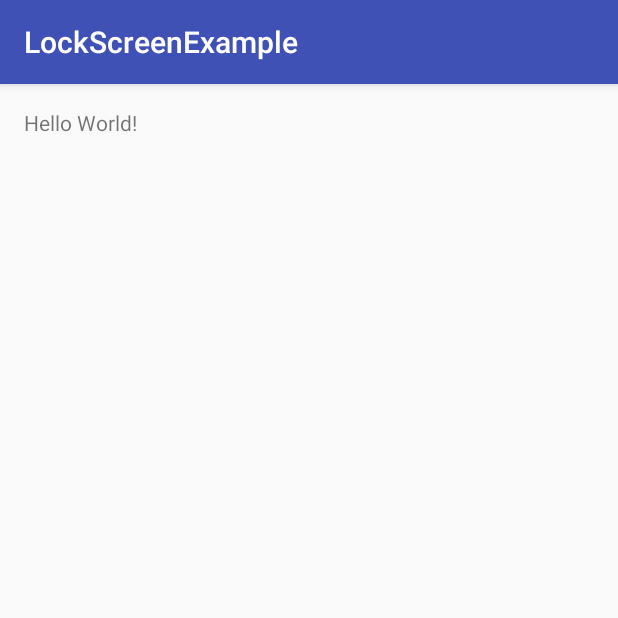
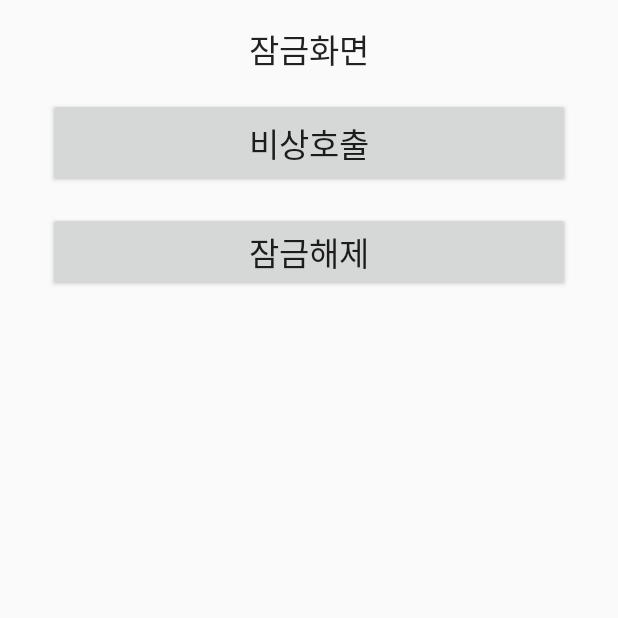
Before and after one commit to berryzed/LockScreenExample, an Android app: the screen it shows after launch (MainActivity), on a phone screen of 412 x 824 dp, the top half of it. Run offline under Robolectric (Android 15) with nearby library versions, the phone set to English and light mode, and no system bars.

```diff
--- a/app/src/main/java/kr/co/userinsight/lockscreenexample/MainActivity.java
+++ b/app/src/main/java/kr/co/userinsight/lockscreenexample/MainActivity.java
@@ -1,13 +1,47 @@
 package kr.co.userinsight.lockscreenexample;
 
+import android.content.Intent;
+import android.os.Bundle;
 import android.support.v7.app.AppCompatActivity;
-import android.os.Bundle;
+import android.view.View;
+import android.widget.Toast;
+
+import static android.view.WindowManager.LayoutParams.FLAG_DISMISS_KEYGUARD;
+import static android.view.WindowManager.LayoutParams.FLAG_SHOW_WHEN_LOCKED;
+
+/**
+ * android.intent.action.SCREEN_ON, SCREEN_OFF의 경우
+ * Manifest에서는 적용이 안되서 수동으로 등록해줘야 한다.
+ */
 
 public class MainActivity extends AppCompatActivity {
+    private final String TAG = getClass().getSimpleName();
+
+
 
     @Override
     protected void onCreate(Bundle savedInstanceState) {
         super.onCreate(savedInstanceState);
         setContentView(R.layout.activity_main);
+
+        getWindow().addFlags(FLAG_DISMISS_KEYGUARD);
+        getWindow().addFlags(FLAG_SHOW_WHEN_LOCKED);
+
+        startService(new Intent(this, LockScreenService.class));
+    }
+
+    @Override
+    public void onBackPressed() {
+        // 뒤로가기 방지
+        return;
+    }
+
+    public void onEmergencyClick(View view) {
+        Toast.makeText(this, "비상호출이 되었습니다!", Toast.LENGTH_SHORT).show();
+    }
+
+    public void onUnlockClick(View view) {
+//        finish();
+        android.os.Process.killProcess(android.os.Process.myPid());
     }
 }
--- a/app/src/main/res/layout/activity_main.xml
+++ b/app/src/main/res/layout/activity_main.xml
@@ -1,18 +1,37 @@
 <?xml version="1.0" encoding="utf-8"?>
-<RelativeLayout
+<LinearLayout
     xmlns:android="http://schemas.android.com/apk/res/android"
     xmlns:tools="http://schemas.android.com/tools"
-    android:id="@+id/activity_main"
     android:layout_width="match_parent"
     android:layout_height="match_parent"
-    android:paddingBottom="@dimen/activity_vertical_margin"
-    android:paddingLeft="@dimen/activity_horizontal_margin"
-    android:paddingRight="@dimen/activity_horizontal_margin"
-    android:paddingTop="@dimen/activity_vertical_margin"
+    android:orientation="vertical"
+    android:padding="@dimen/activity_vertical_margin"
     tools:context="kr.co.userinsight.lockscreenexample.MainActivity">
 
     <TextView
-        android:layout_width="wrap_content"
+        android:layout_width="match_parent"
         android:layout_height="wrap_content"
-        android:text="Hello World!"/>
-</RelativeLayout>
+        android:gravity="center_horizontal"
+        android:text="잠금화면"
+        android:textAppearance="@style/TextAppearance.AppCompat.Large"/>
+
+    <Button
+        android:layout_width="match_parent"
+        android:layout_height="60dp"
+        android:layout_marginEnd="@dimen/activity_vertical_margin"
+        android:layout_marginStart="@dimen/activity_vertical_margin"
+        android:layout_marginTop="@dimen/activity_vertical_margin"
+        android:onClick="onEmergencyClick"
+        android:text="비상호출"
+        android:textAppearance="@style/TextAppearance.AppCompat.Large"/>
+
+    <Button
+        android:layout_width="match_parent"
+        android:layout_height="wrap_content"
+        android:layout_marginEnd="@dimen/activity_vertical_margin"
+        android:layout_marginStart="@dimen/activity_vertical_margin"
+        android:layout_marginTop="@dimen/activity_vertical_margin"
+        android:onClick="onUnlockClick"
+        android:text="잠금해제"
+        android:textAppearance="@style/TextAppearance.AppCompat.Large"/>
+</LinearLayout>
--- a/app/src/main/res/values/styles.xml
+++ b/app/src/main/res/values/styles.xml
@@ -8,4 +8,9 @@
         <item name="colorAccent">@color/colorAccent</item>
     </style>
 
+    <style name="AppTheme.FullScreen">
+        <item name="windowActionBar">false</item>
+        <item name="windowNoTitle">true</item>
+    </style>
+
 </resources>
```
Also changed, not shown: app/src/main/AndroidManifest.xml (+10 -3 lines), app/src/main/java/kr/co/userinsight/lockscreenexample/LockScreenService.java (added, +45 -0 lines), 1 other file.
